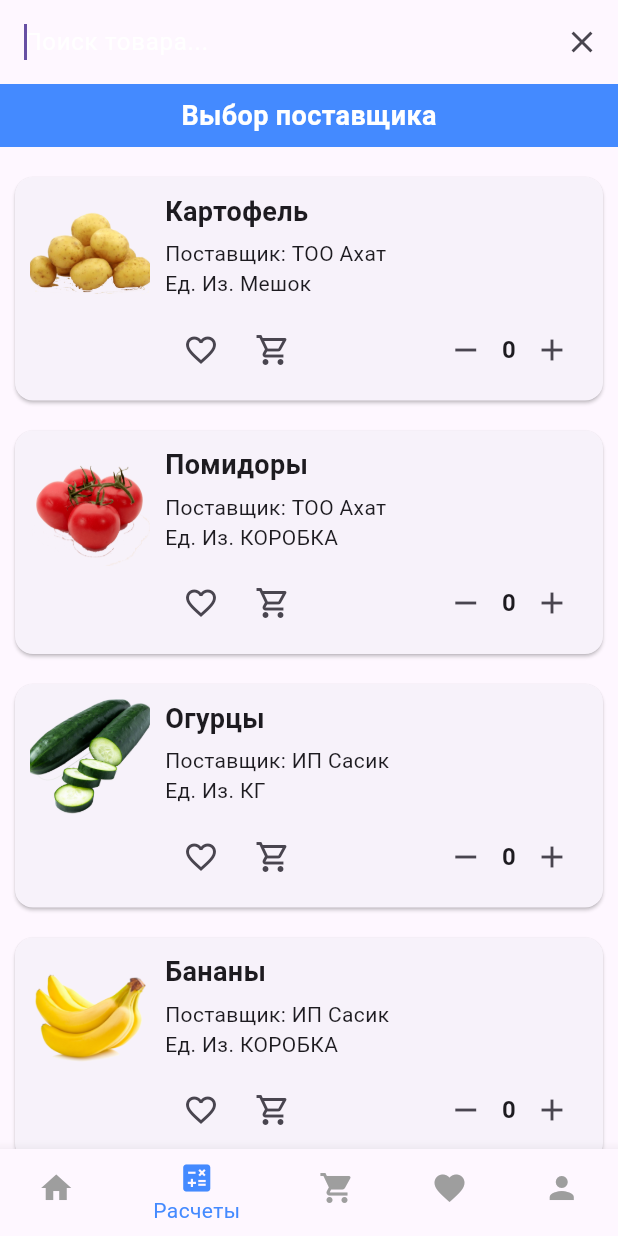
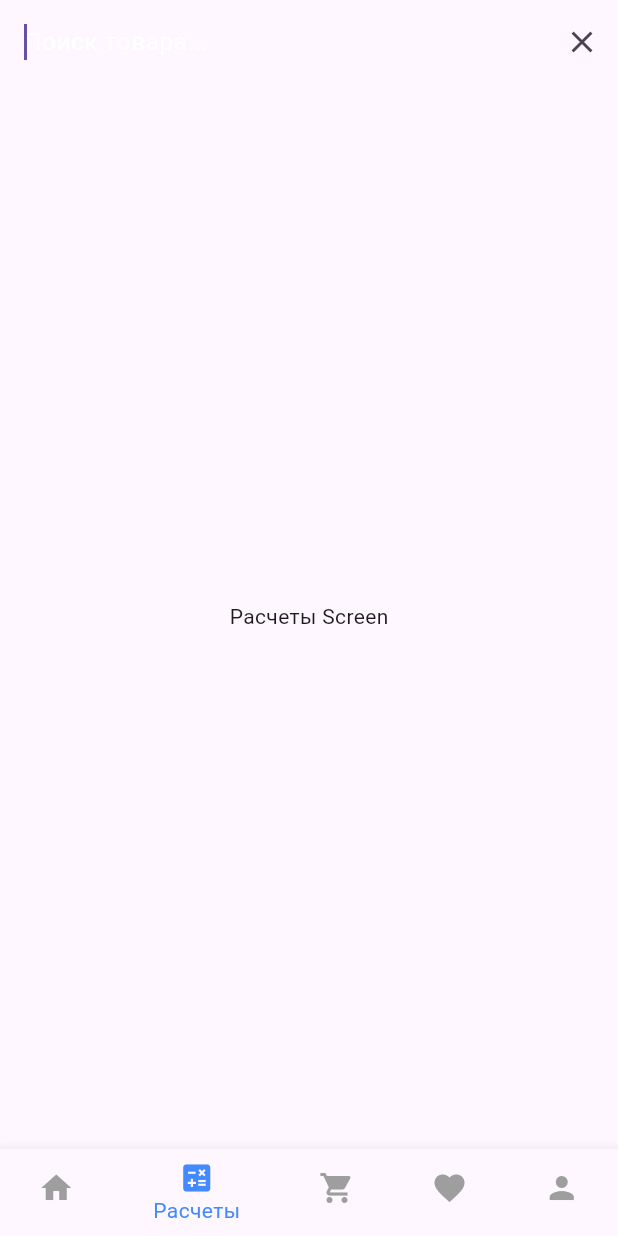
Before and after one commit to enyooa/alan_front, a Flutter app: the ProductListScreen screen opened directly, item 2 of the bottom bar chosen, after a tap on the "search" icon, on a phone screen of 412 x 824 dp. Run offline on Flutter 3.47's test engine with Material 3 defaults, Android fonts, the phone set to English and light mode, and no system bars; our stand-ins replace shared_preferences; accounts and stored records are empty.

Commit message:
switch between nav bar and product page

```diff
--- a/lib/ui/client/home.dart
+++ b/lib/ui/client/home.dart
@@ -20,19 +20,79 @@ class ProductListScreen extends StatefulWidget {
 }
 
 class _ProductListScreenState extends State<ProductListScreen> {
-  bool isSearching = false; // To toggle between title and search field
+  bool isSearching = false; // Toggle between title and search field
   TextEditingController searchController = TextEditingController();
-  int _selectedIndex = 0; // For managing the selected tab index
+  int _selectedIndex = 0; // Manage the selected tab index
+  String searchQuery = ""; // Store search query
 
-  // Function to filter the product list (you can implement actual filtering logic here)
+  final List<Widget> _screens = [
+    CardScreen(), // Карточка
+    CalculationScreen(), // Расчеты
+    CartScreen(), // Корзина
+    FavoritesScreen(), // Избранное
+    ProfileScreen(), // Профиль
+  ];
+
+  // Function to handle searching products
   void _searchProduct(String query) {
-    print("Searching for: $query"); // You can implement actual filtering logic here
+    setState(() {
+      searchQuery = query;
+    });
+    print("Searching for: $query");
   }
+
+  // Method to handle screen switch
+  void _onItemTapped(int index) {
+    setState(() {
+      _selectedIndex = index;
+    });
+  }
+
+  // List of products
+  final List<Map<String, String>> products = [
+    {
+      'imageUrl': 'assets/images/products/potato.png',
+      'name': 'Картофель',
+      'supplier': 'Поставщик: TOO Ахат\nЕд. Из. Мешок',
+    },
+    {
+      'imageUrl': 'assets/images/products/tomato.png',
+      'name': 'Помидоры',
+      'supplier': 'Поставщик: TOO Ахат\nЕд. Из. КОРОБКА',
+    },
+    {
+      'imageUrl': 'assets/images/products/cucumber.png',
+      'name': 'Огурцы',
+      'supplier': 'Поставщик: ИП Сасик\nЕд. Из. КГ',
+    },
+    {
+      'imageUrl': 'assets/images/products/banana.png',
+      'name': 'Бананы',
+      'supplier': 'Поставщик: ИП Сасик\nЕд. Из. КОРОБКА',
+    },
+  ];
 
   @override
   Widget build(BuildContext context) {
     return Scaffold(
-      appBar: AppBar(
+      appBar: buildAppBar(),
+      body: Column(
+        children: [
+          if (_selectedIndex == 0) buildSupplierHeader(), // Only show on Product List screen
+          Expanded(
+            child: _selectedIndex == 0 // Check if current tab is "Product List"
+                ? buildProductList()
+                : _screens[_selectedIndex], // Show other screens based on index
+          ),
+        ],
+      ),
+      bottomNavigationBar: buildBottomNavigationBar(),
+    );
+  }
+
+  // Build AppBar with search functionality
+  AppBar buildAppBar() {
+    return AppBar(
       title: isSearching
           ? TextField(
               controller: searchController,
@@ -54,18 +114,20 @@ class _ProductListScreenState extends State<ProductListScreen> {
           onPressed: () {
             setState(() {
               if (isSearching) {
-                  // Clear the search when closing the search field
                 searchController.clear();
+                _searchProduct(''); // Clear search results
               }
               isSearching = !isSearching;
             });
           },
         ),
       ],
-      ),
-      body: Column(
-        children: [
-          Container(
+    );
+  }
+
+  // Build supplier header section
+  Container buildSupplierHeader() {
+    return Container(
       padding: EdgeInsets.all(8.0),
       color: Colors.blueAccent,
       child: Center(
@@ -78,45 +140,35 @@ class _ProductListScreenState extends State<ProductListScreen> {
           ),
         ),
       ),
-          ),
-          Expanded(
-            child: ListView(
+    );
+  }
+
+  // Build the product list with the ability to filter by search query
+  Widget buildProductList() {
+    List<Map<String, String>> filteredProducts = products.where((product) {
+      return product['name']!.toLowerCase().contains(searchQuery.toLowerCase());
+    }).toList();
+
+    return ListView.builder(
       padding: EdgeInsets.all(10),
-              children: [
-                ProductCard(
-                  imageUrl: 'assets/images/products/potato.png', // Example image path
-                  name: 'Картофель',
-                  supplier: 'Поставщик: TOO Ахат\nЕд. Из. Мешок',
-                ),
-                ProductCard(
-                  imageUrl: 'assets/images/products/tomato.png',
-                  name: 'Помидоры',
-                  supplier: 'Поставщик: TOO Ахат\nЕд. Из. КОРОБКА',
-                ),
-                ProductCard(
-                  imageUrl: 'assets/images/products/cucumber.png',
-                  name: 'Огурцы',
-                  supplier: 'Поставщик: ИП Сасик\nЕд. Из. КГ',
-                ),
-                ProductCard(
-                  imageUrl: 'assets/images/products/banana.png',
-                  name: 'Бананы',
-                  supplier: 'Поставщик: ИП Сасик\nЕд. Из. КОРОБКА',
-                ),
-              ],
-            ),
-          ),
-        ],
-      ),
-      bottomNavigationBar: BottomNavigationBar(
+      itemCount: filteredProducts.length,
+      itemBuilder: (context, index) {
+        return ProductCard(
+          imageUrl: filteredProducts[index]['imageUrl']!,
+          name: filteredProducts[index]['name']!,
+          supplier: filteredProducts[index]['supplier']!,
+        );
+      },
+    );
+  }
+
+  // Bottom navigation bar
+  BottomNavigationBar buildBottomNavigationBar() {
+    return BottomNavigationBar(
       currentIndex: _selectedIndex, // Track the selected item index
       selectedItemColor: Colors.blueAccent, // Color for selected item
       unselectedItemColor: Colors.grey, // Color for unselected items
-        onTap: (index) {
-          setState(() {
-            _selectedIndex = index; // Update selected index
-          });
-        },
+      onTap: _onItemTapped,
       items: const <BottomNavigationBarItem>[
         BottomNavigationBarItem(
           icon: Icon(Icons.home),
@@ -139,12 +191,12 @@ class _ProductListScreenState extends State<ProductListScreen> {
           label: 'Профиль',
         ),
       ],
-      ),
     );
   }
 }
 
-class ProductCard extends StatefulWidget {
+// ProductCard is now stateless, quantity handled externally (can add callback to pass quantity)
+class ProductCard extends StatelessWidget {
   final String imageUrl;
   final String name;
   final String supplier;
@@ -156,14 +208,9 @@ class ProductCard extends StatefulWidget {
   });
 
   @override
-  _ProductCardState createState() => _ProductCardState();
-}
-
-class _ProductCardState extends State<ProductCard> {
+  Widget build(BuildContext context) {
     int quantity = 0;
 
-  @override
-  Widget build(BuildContext context) {
     return Card(
       margin: EdgeInsets.symmetric(vertical: 10),
       child: Padding(
@@ -172,7 +219,7 @@ class _ProductCardState extends State<ProductCard> {
           crossAxisAlignment: CrossAxisAlignment.start,
           children: [
             Image.asset(
-              widget.imageUrl,
+              imageUrl,
               height: 80,
               width: 80,
               fit: BoxFit.cover,
@@ -183,7 +230,7 @@ class _ProductCardState extends State<ProductCard> {
                 crossAxisAlignment: CrossAxisAlignment.start,
                 children: [
                   Text(
-                    widget.name,
+                    name,
                     style: TextStyle(
                       fontSize: 18,
                       fontWeight: FontWeight.bold,
@@ -191,7 +238,7 @@ class _ProductCardState extends State<ProductCard> {
                   ),
                   SizedBox(height: 5),
                   Text(
-                    widget.supplier,
+                    supplier,
                     style: TextStyle(fontSize: 14),
                   ),
                   SizedBox(height: 10),
@@ -214,9 +261,7 @@ class _ProductCardState extends State<ProductCard> {
                         icon: Icon(Icons.remove),
                         onPressed: () {
                           if (quantity > 0) {
-                            setState(() {
                             quantity--;
-                            });
                           }
                         },
                       ),
@@ -230,9 +275,7 @@ class _ProductCardState extends State<ProductCard> {
                       IconButton(
                         icon: Icon(Icons.add),
                         onPressed: () {
-                          setState(() {
                           quantity++;
-                          });
                         },
                       ),
                     ],
@@ -246,3 +289,39 @@ class _ProductCardState extends State<ProductCard> {
     );
   }
 }
+
+// Example screens for each tab
+class CardScreen extends StatelessWidget {
+  @override
+  Widget build(BuildContext context) {
+    return Center(child: Text('Карточка Screen'));
+  }
+}
+
+class CalculationScreen extends StatelessWidget {
+  @override
+  Widget build(BuildContext context) {
+    return Center(child: Text('Расчеты Screen'));
+  }
+}
+
+class CartScreen extends StatelessWidget {
+  @override
+  Widget build(BuildContext context) {
+    return Center(child: Text('Корзина Screen'));
+  }
+}
+
+class FavoritesScreen extends StatelessWidget {
+  @override
+  Widget build(BuildContext context) {
+    return Center(child: Text('Избранное Screen'));
+  }
+}
+
+class ProfileScreen extends StatelessWidget {
+  @override
+  Widget build(BuildContext context) {
+    return Center(child: Text('Профиль Screen'));
+  }
+}
```
Lines whose indentation alone changed are shown as unchanged.
